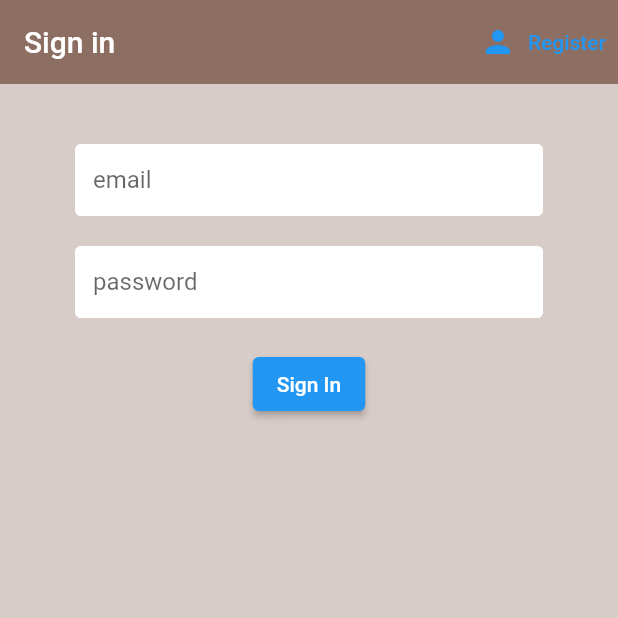
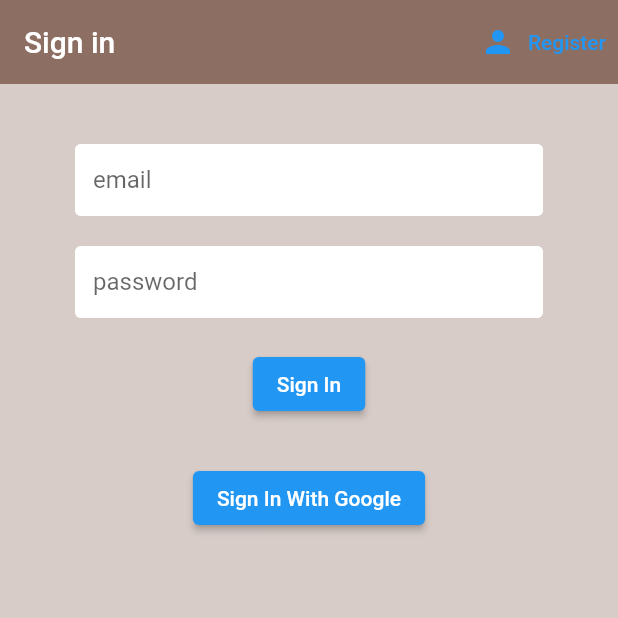
Before and after one commit to jzxhuang/LetsMuk, a Flutter app: the screen it shows after launch, on a phone screen of 412 x 824 dp, the top half of it. Run offline on Flutter 3.47's test engine with Material 2 defaults, Android fonts, the phone set to English and light mode, and no system bars; our stand-ins replace firebase_auth, firebase_core, flutter_spinkit, google_sign_in, permission_handler; missing offline and left inert: agora_rtc_engine; accounts and stored records are empty.

Commit message:
Google sign in

```diff
--- a/lib/screens/authenticate/sign_in.dart
+++ b/lib/screens/authenticate/sign_in.dart
@@ -41,7 +41,9 @@ class _SignInState extends State<SignIn> {
             ),
             body: Container(
                 padding: EdgeInsets.symmetric(vertical: 20.0, horizontal: 50.0),
-              child: Form(
+                child: Column(
+                  children: <Widget>[
+                    Form(
                       key: _formKey,
                       child: Column(
                         children: <Widget>[
@@ -49,7 +51,8 @@ class _SignInState extends State<SignIn> {
                           TextFormField(
                             decoration:
                                 textInputDecoration.copyWith(hintText: 'email'),
-                      validator: (val) => val.isEmpty ? 'Enter an email' : null,
+                            validator: (val) =>
+                                val.isEmpty ? 'Enter an email' : null,
                             onChanged: (val) {
                               setState(() => email = val);
                             },
@@ -57,8 +60,8 @@ class _SignInState extends State<SignIn> {
                           SizedBox(height: 20.0),
                           TextFormField(
                             obscureText: true,
-                      decoration:
-                          textInputDecoration.copyWith(hintText: 'password'),
+                            decoration: textInputDecoration.copyWith(
+                                hintText: 'password'),
                             validator: (val) => val.length < 6
                                 ? 'Enter a password 6+ chars long'
                                 : null,
@@ -75,8 +78,9 @@ class _SignInState extends State<SignIn> {
                               onPressed: () async {
                                 if (_formKey.currentState.validate()) {
                                   setState(() => loading = true);
-                            dynamic result = await auth
-                                .signInWithEmailAndPassword(email, password);
+                                  dynamic result =
+                                      await auth.signInWithEmailAndPassword(
+                                          email, password);
                                   if (result == null) {
                                     setState(() {
                                       loading = false;
@@ -94,7 +98,25 @@ class _SignInState extends State<SignIn> {
                         ],
                       ),
                     ),
+                    // Google sign in
+                    ElevatedButton(
+                        child: Text(
+                          'Sign In With Google',
+                          style: TextStyle(color: Colors.white),
                         ),
+                        onPressed: () async {
+                          setState(() => loading = true);
+                          dynamic result = await auth.signInWithGoogle();
+                          if (result == null) {
+                            setState(() {
+                              loading = false;
+                              error =
+                                  'Could not sign in with those credentials';
+                            });
+                          }
+                        }),
+                  ],
+                )),
           );
   }
 }
--- a/pubspec.yaml
+++ b/pubspec.yaml
@@ -38,6 +38,7 @@ dependencies:
   # Agora
   agora_rtc_engine: ^3.1.3
   permission_handler: ^5.0.1
+  google_sign_in: "^4.5.1"
 
 dev_dependencies:
   flutter_test:
```
Also changed, not shown: lib/screens/home/home.dart (+10 -2 lines), lib/services/auth.dart (+21 -0 lines), pubspec.lock, 3 other files. Lines whose indentation alone changed are shown as unchanged.
